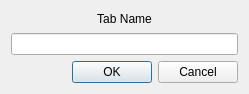
Old version of the form gui/dialog.ui in the repository syafiqfadillah/notess.
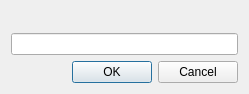
New version of the form.

```diff
--- a/gui/dialog.ui
+++ b/gui/dialog.ui
@@ -30,7 +30,7 @@
    <item row="0" column="0">
     <widget class="QLabel" name="label">
      <property name="text">
-      <string>Tab Name</string>
+      <string/>
      </property>
      <property name="alignment">
       <set>Qt::AlignCenter</set>
```
Left out of the diff: 2 changed lines with no effect on the pictures.
